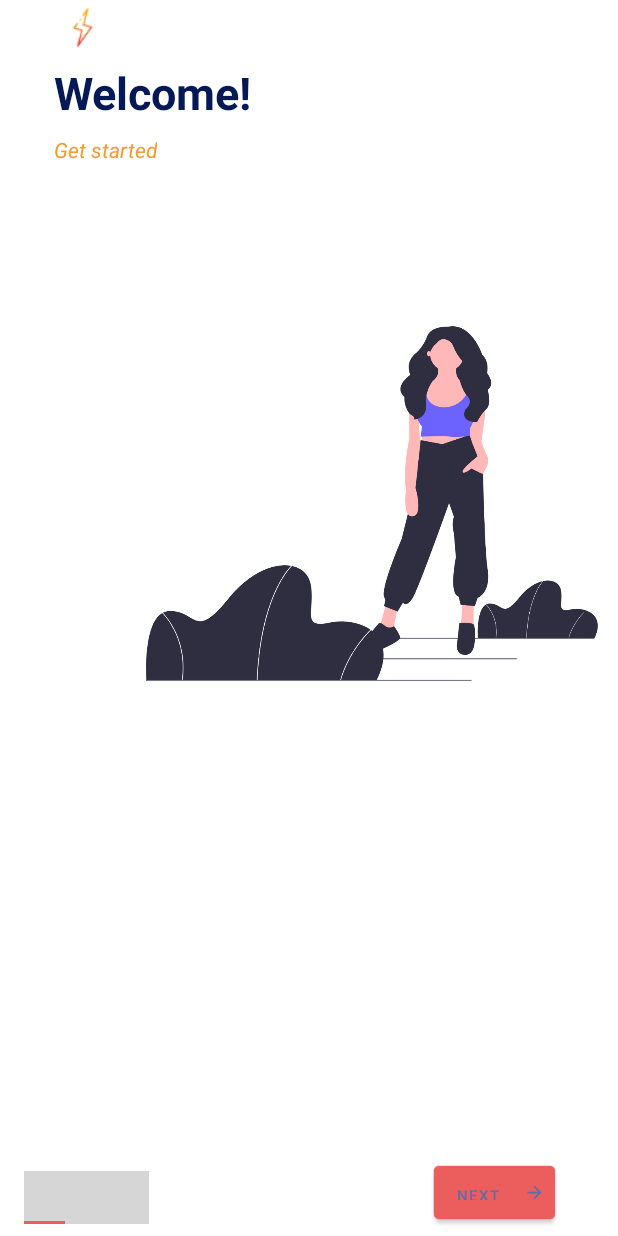
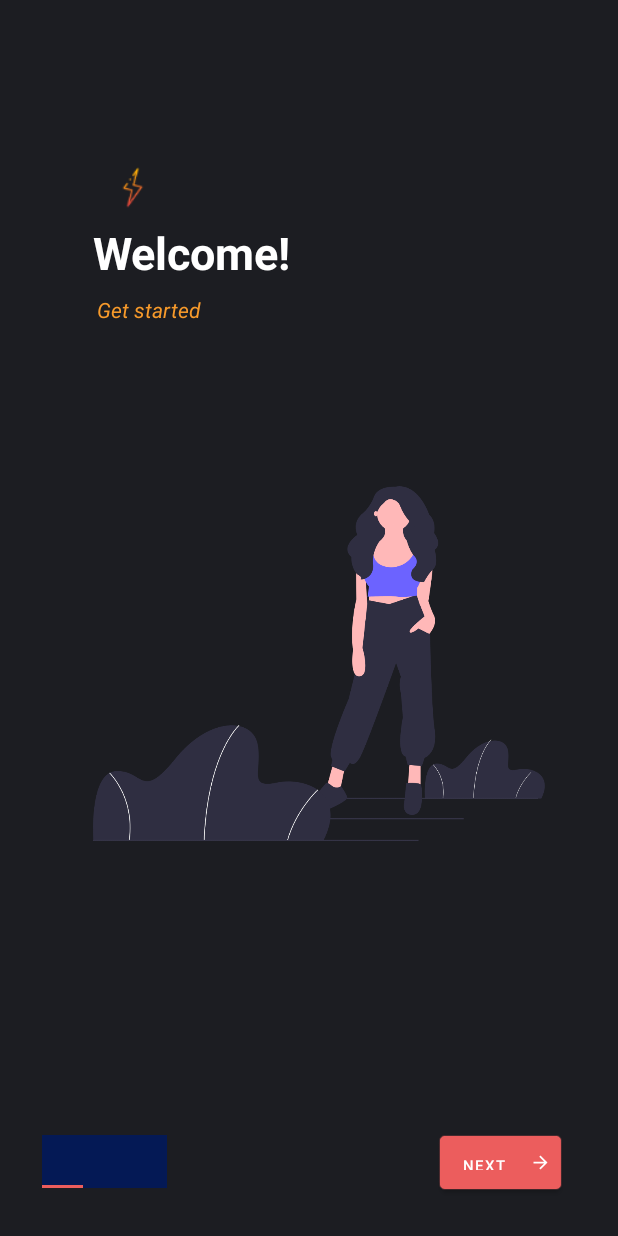
Before and after one commit to lamnehihi/Android-todo-app, an Android app: the screen it shows after launch (IntroActivity), on a phone screen of 412 x 824 dp. Run offline under Robolectric (Android 15) with nearby library versions, the phone set to English and light mode, and no system bars.

Commit message:
Thuyet trinh giup vs

```diff
--- a/app/src/main/java/com/frsarker/todotask/DBHelper.java
+++ b/app/src/main/java/com/frsarker/todotask/DBHelper.java
@@ -26,7 +26,7 @@ public class DBHelper extends SQLiteOpenHelper {
         // TODO Auto-generated method stub
 
         db.execSQL(
-                "CREATE TABLE " + TABLE_NAME + "(id INTEGER PRIMARY KEY, task TEXT, task_at DATETIME)"
+                "CREATE TABLE " + TABLE_NAME + "(id INTEGER PRIMARY KEY, task TEXT, task_at DATETIME,status INTEGER)"
         );
         db.execSQL(
                 "CREATE TABLE " + VOUCHER_TABLE_NAME + "(id INTEGER PRIMARY KEY, voucher_code TEXT)"
@@ -88,6 +88,10 @@ public class DBHelper extends SQLiteOpenHelper {
     }
     public boolean insertCredit() {
         SQLiteDatabase db = this.getWritableDatabase();
+//        db.execSQL("DROP TABLE IF EXISTS " + TABLE_NAME);
+//        db.execSQL("DROP TABLE IF EXISTS " + USER_TABLE_NAME);
+//        db.execSQL("DROP TABLE IF EXISTS " + VOUCHER_TABLE_NAME);
+//        onCreate(db);
         ContentValues contentValues = new ContentValues();
         contentValues.put("credit", 0);
         db.insert(USER_TABLE_NAME, null, contentValues);
--- a/app/src/main/res/layout/activity_intro.xml
+++ b/app/src/main/res/layout/activity_intro.xml
@@ -5,19 +5,18 @@
     android:layout_width="match_parent"
     android:layout_height="match_parent"
     tools:context=".IntroActivity"
-    android:background="#FFFFFF">
+    android:background="#1C1D22">
 
     <androidx.viewpager.widget.ViewPager
         android:id="@+id/viewpager"
-        android:layout_width="0dp"
-        android:layout_height="0dp"
-        android:layout_marginBottom="8dp"
-        app:layout_constraintBottom_toTopOf="@+id/tab_indicator"
+        android:layout_width="324dp"
+        android:layout_height="501dp"
+        app:layout_constraintBottom_toBottomOf="@+id/btn_getStarted"
         app:layout_constraintEnd_toEndOf="parent"
-        app:layout_constraintHorizontal_bias="0.845"
+        app:layout_constraintHorizontal_bias="0.478"
         app:layout_constraintStart_toStartOf="parent"
         app:layout_constraintTop_toTopOf="parent"
-        app:layout_constraintVertical_bias="0.217" >
+        app:layout_constraintVertical_bias="0.39">
 
     </androidx.viewpager.widget.ViewPager>
 
@@ -26,33 +25,30 @@
         android:layout_width="87dp"
         android:layout_height="42dp"
         android:layout_marginStart="8dp"
-        android:layout_marginLeft="8dp"
         android:layout_marginEnd="8dp"
-        android:layout_marginRight="8dp"
-        android:layout_marginBottom="8dp"
+        android:layout_marginBottom="28dp"
         android:background="@android:drawable/editbox_background"
         android:drawableRight="@drawable/ic_baseline_arrow_forward_24"
 
-        android:drawableTint="@color/darkBlue"
+        android:drawableTint="#fff"
         android:padding="10dp"
         android:text="Next"
-        android:textColor="@color/darkBlue"
+        android:textColor="#fff"
         android:textSize="10sp"
         app:layout_constraintBottom_toBottomOf="parent"
         app:layout_constraintEnd_toEndOf="parent"
-        app:layout_constraintHorizontal_bias="0.854"
+        app:layout_constraintHorizontal_bias="0.866"
         app:layout_constraintStart_toEndOf="@+id/tab_indicator" />
 
     <com.google.android.material.tabs.TabLayout
         android:id="@+id/tab_indicator"
         android:layout_width="83dp"
         android:layout_height="35dp"
-        android:layout_marginStart="16dp"
-        android:layout_marginLeft="16dp"
-        android:layout_marginBottom="8dp"
+        android:layout_marginStart="28dp"
+        android:layout_marginBottom="32dp"
         app:layout_constraintBottom_toBottomOf="parent"
         app:layout_constraintStart_toStartOf="parent"
-        app:tabBackground="@drawable/indicator_selector">
+        app:tabBackground="@color/blackBlue">
 
         <!--        <com.google.android.material.tabs.TabItem-->
         <!--            android:layout_width="wrap_content"-->
@@ -72,8 +68,8 @@
 
     <Button
         android:id="@+id/btn_getStarted"
-        android:layout_width="101dp"
-        android:layout_height="38dp"
+        android:layout_width="162dp"
+        android:layout_height="41dp"
         android:layout_marginBottom="50dp"
         android:background="@drawable/btn_gradient"
         android:text="Get Started"
--- a/app/src/main/res/layout/activity_user_vouchers.xml
+++ b/app/src/main/res/layout/activity_user_vouchers.xml
@@ -127,8 +127,6 @@
                 android:layout_width="match_parent"
                 android:layout_height="wrap_content"
                 android:orientation="vertical" >
-
-
             </LinearLayout>
         </ScrollView>
     </LinearLayout>
--- a/app/src/main/res/layout/layout_screen.xml
+++ b/app/src/main/res/layout/layout_screen.xml
@@ -5,7 +5,7 @@
     android:id="@+id/intro"
     android:layout_width="match_parent"
     android:layout_height="match_parent"
-    android:background="#FFFFFF">
+    android:background="#1C1D22">
 
     <androidx.constraintlayout.widget.Guideline
         android:id="@+id/guideline"
@@ -23,7 +23,7 @@
         android:layout_marginEnd="156dp"
         android:layout_marginRight="156dp"
         android:text="TextView"
-        android:textColor="@color/blackBlue"
+        android:textColor="#fff"
         android:textSize="30dp"
         android:textStyle="bold"
         app:layout_constraintBottom_toTopOf="@+id/guideline"
@@ -33,20 +33,19 @@
 
     <TextView
         android:id="@+id/intro_desc"
-        android:textAlignment="center"
-        android:layout_width="wrap_content"
-        android:layout_height="wrap_content"
+        android:layout_width="330dp"
+        android:layout_height="18dp"
+        android:layout_marginLeft="46dp"
         android:layout_marginTop="8dp"
         android:text="TextView"
+        android:textColor="@color/lightOrange"
         android:textStyle="italic"
-        android:textColor="@color/lightOrange"
         app:layout_constraintBottom_toBottomOf="parent"
         app:layout_constraintEnd_toEndOf="parent"
-        app:layout_constraintHorizontal_bias="0.104"
+        app:layout_constraintHorizontal_bias="0.456"
         app:layout_constraintStart_toStartOf="parent"
         app:layout_constraintTop_toBottomOf="@+id/introTitle"
-        app:layout_constraintVertical_bias="0.0"
-        android:gravity="center_horizontal" />
+        app:layout_constraintVertical_bias="0.0" />
 
     <ImageView
         android:id="@+id/intro_img"
```
Also changed, not shown: app/src/main/java/com/frsarker/todotask/UserVouchers.java (+23 -2 lines), 16 other files.
